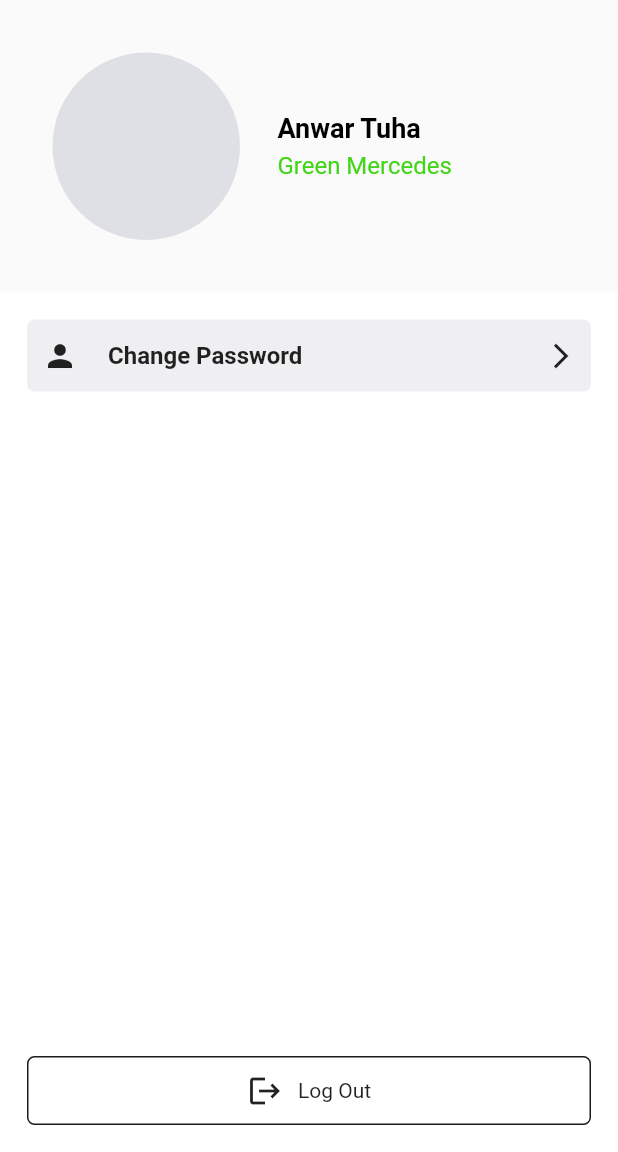
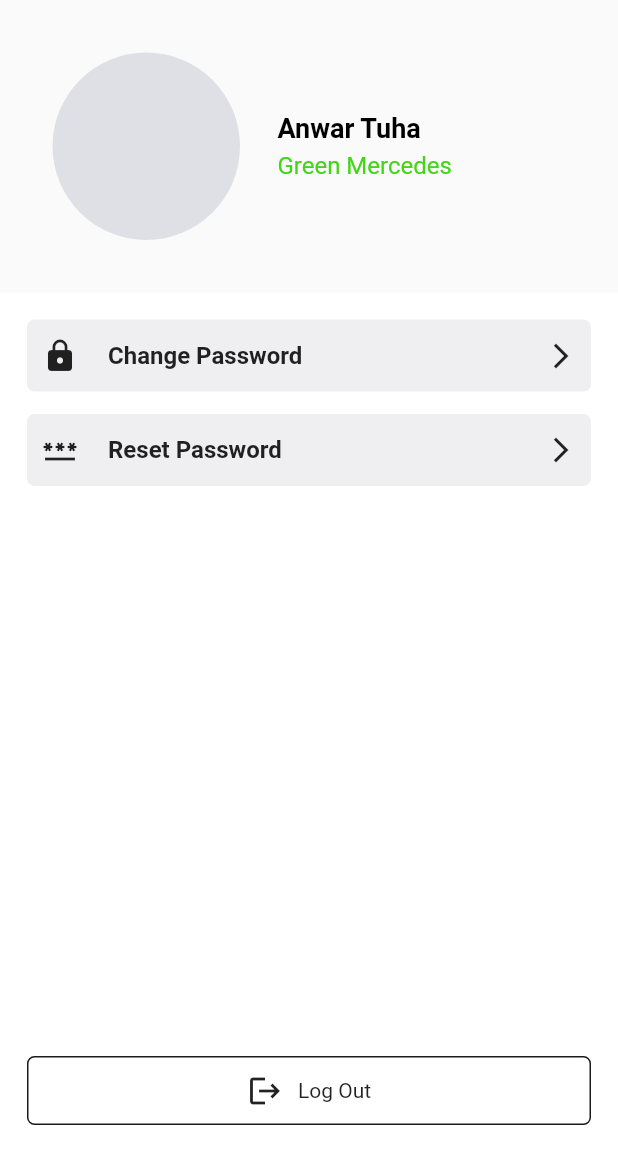
Before and after one commit to Haileman11/lastmile_delivery, a Flutter app: the ProfilePageView screen opened by its route, on a phone screen of 412 x 824 dp, the part 84-1236 px from its top. Run offline on Flutter 3.47's test engine with Material 2 defaults, Android fonts, the phone set to English and light mode, and no system bars; our stand-ins replace bloc, country_code_picker, dartz, dio, dotted_line, equatable and 15 more; missing offline and left inert: flutter_background_service, flutter_polyline_points, geolocator_platform_interface; accounts and stored records are empty; network calls fail; Roboto replaces fonts that are missing (Raleway).

Commit message:
<feat>: DN-378 added reset password page and send reset link page - Added send password link to auth repository and service classes

```diff
--- a/lib/src/config/routes/app_routes.dart
+++ b/lib/src/config/routes/app_routes.dart
@@ -19,4 +19,6 @@ class AppRoutes {
   static const signingInPageRoute = '/signing-in-page';
   static const profilePageRoute = '/profile-page';
   static const changePasswordPageRoute = '/change-password-page';
+  static const resetPasswordPageRoute = '/reset-password-page';
+  static const sendResetLinkPageRoute = '/send-reset-link-page';
 }
--- a/lib/src/data/models/driver.dart
+++ b/lib/src/data/models/driver.dart
@@ -17,6 +17,8 @@ class DriverModel {
   final bool isAvailable;
   @HiveField(4)
   final String status;
+  @HiveField(5)
+  final String email;
 
   DriverModel({
     required this.id,
@@ -24,6 +26,7 @@ class DriverModel {
     required this.phoneNumber,
     required this.isAvailable,
     required this.status,
+    required this.email,
   });
 
   Map<String, dynamic> toMap() {
@@ -33,6 +36,7 @@ class DriverModel {
       'phoneNumber': phoneNumber,
       'isAvailable': isAvailable,
       'status': status,
+      'email': email,
     };
   }
 
@@ -43,6 +47,7 @@ class DriverModel {
       phoneNumber: map['phoneNumber'] as String,
       isAvailable: map['isAvailable'] as bool,
       status: map['status'] as String,
+      email: map['email'] as String,
     );
   }
 
@@ -57,6 +62,7 @@ class DriverModel {
     String? phoneNumber,
     bool? isAvailable,
     String? status,
+    String? email,
   }) {
     return DriverModel(
       id: id ?? this.id,
@@ -64,12 +70,13 @@ class DriverModel {
       phoneNumber: phoneNumber ?? this.phoneNumber,
       isAvailable: isAvailable ?? this.isAvailable,
       status: status ?? this.status,
+      email: email ?? this.email,
     );
   }
 
   @override
   String toString() {
-    return 'DriverModel(id: $id, name: $name, phoneNumber: $phoneNumber, isAvailable: $isAvailable, status: $status)';
+    return 'DriverModel(id: $id, name: $name, phoneNumber: $phoneNumber, isAvailable: $isAvailable, status: $status, email: $email)';
   }
 
   @override
@@ -80,7 +87,8 @@ class DriverModel {
         other.name == name &&
         other.phoneNumber == phoneNumber &&
         other.isAvailable == isAvailable &&
-        other.status == status;
+        other.status == status &&
+        other.email == email;
   }
 
   @override
@@ -89,6 +97,7 @@ class DriverModel {
         name.hashCode ^
         phoneNumber.hashCode ^
         isAvailable.hashCode ^
-        status.hashCode;
+        status.hashCode ^
+        email.hashCode;
   }
 }
--- a/lib/src/domain/repositories/auth_repository.dart
+++ b/lib/src/domain/repositories/auth_repository.dart
@@ -6,9 +6,15 @@ import 'package:lastmile_mobile/src/data/models/driver.dart';
 abstract class AuthRepository {
   Future<Either<Failure, String>> registerDriver(
       RegisterDriverRequestParams params);
+
   Future<Either<Failure, DriverModel>> loginDriver(String phoneNumber);
+
   Future<Either<String, String>> verifyPhoneNumber(String code);
 
   Future<Either<Failure, String>> changePassword(
       String oldPassword, String newPassword);
+
+  Future<Either<Failure, String>> sendResetLink(String driverId);
+
+  Future<Either<Failure, String>> resetPassword(String newPassword);
 }
--- a/lib/src/injector.dart
+++ b/lib/src/injector.dart
@@ -10,7 +10,6 @@ import 'package:lastmile_mobile/src/data/repositories/base_location_repo_impl.da
 import 'package:lastmile_mobile/src/data/repositories/image_upload_repo_impl.dart';
 import 'package:lastmile_mobile/src/data/repositories/order_history_repo_impl.dart';
 import 'package:lastmile_mobile/src/domain/repositories/app_hive_repository.dart';
-import 'package:lastmile_mobile/src/data/repositories/notification.dart';
 import 'package:lastmile_mobile/src/domain/repositories/auth_repository.dart';
 import 'package:lastmile_mobile/src/domain/repositories/base_geolocation_repo.dart';
 import 'package:lastmile_mobile/src/domain/repositories/image_upload_repository.dart';
@@ -25,12 +24,12 @@ import 'package:lastmile_mobile/src/presentation/views/login_page/blocs/login/lo
 import 'package:lastmile_mobile/src/presentation/views/registration_page/bloc/blocs/image_upload/image_upload_bloc.dart';
 import 'package:lastmile_mobile/src/presentation/views/registration_page/bloc/blocs/register/register_bloc.dart';
 import 'package:lastmile_mobile/src/presentation/views/registration_page/bloc/blocs/verify_phone/verify_phone_bloc.dart';
+import 'package:lastmile_mobile/src/presentation/views/reset_password_page/blocs/send_reset_link/send_reset_link_bloc.dart';
 import 'package:socket_io_client/socket_io_client.dart';
 
 import 'data/datasources/local/app_hive_service.dart';
 import 'data/models/driver.dart';
 import 'presentation/views/home_page/blocs/order_cancellation/order_cancellation_bloc.dart';
-import 'domain/repositories/notification.dart';
 import 'presentation/views/home_page/blocs/polylines/polyline_bloc.dart';
 import 'presentation/views/home_page/blocs/task/task_bloc.dart';
 import 'presentation/views/order_history/blocs/order_history/order_history_bloc.dart';
@@ -88,5 +87,6 @@ Future<void> initializeDependencies() async {
     ..registerFactory<RegisterBloc>(() => RegisterBloc(injector()))
     ..registerFactory<VerifyPhoneBloc>(() => VerifyPhoneBloc(injector()))
     ..registerFactory<LoginBloc>(() => LoginBloc(injector()))
-    ..registerFactory<ChangePasswordBloc>(() => ChangePasswordBloc(injector()));
+    ..registerFactory<ChangePasswordBloc>(() => ChangePasswordBloc(injector()))
+    ..registerFactory<SendResetLinkBloc>(() => SendResetLinkBloc(injector()));
 }
--- a/lib/src/presentation/views/profile_page/widgets/profile_menu_item.dart
+++ b/lib/src/presentation/views/profile_page/widgets/profile_menu_item.dart
@@ -6,10 +6,12 @@ class ProfileMenuItem extends StatelessWidget {
     Key? key,
     required this.title,
     required this.onTap,
+    required this.icon,
   }) : super(key: key);
 
   final String title;
   final VoidCallback onTap;
+  final IconData icon;
 
   @override
   Widget build(BuildContext context) {
@@ -27,14 +29,14 @@ class ProfileMenuItem extends StatelessWidget {
           mainAxisAlignment: MainAxisAlignment.spaceBetween,
           children: [
             Row(
-              children: const [
-                Icon(Icons.person),
-                SizedBox(
+              children: [
+                Icon(icon),
+                const SizedBox(
                   width: 20.0,
                 ),
                 Text(
-                  'Change Password',
-                  style: TextStyle(
+                  title,
+                  style: const TextStyle(
                     fontWeight: FontWeight.w600,
                     fontSize: AppFontSizes.font_size_16,
                   ),
--- a/lib/src/presentation/views/profile_page/widgets/profile_menu_items.dart
+++ b/lib/src/presentation/views/profile_page/widgets/profile_menu_items.dart
@@ -2,6 +2,7 @@ import 'package:flutter/material.dart';
 import 'package:lastmile_mobile/src/config/routes/app_routes.dart';
 import 'package:lastmile_mobile/src/config/themes/app_themes.dart';
 import 'package:lastmile_mobile/src/core/utils/navigations.dart';
+import 'package:lastmile_mobile/src/presentation/common/app_dialog.dart';
 import 'package:lastmile_mobile/src/presentation/views/profile_page/widgets/profile_menu_item.dart';
 
 import 'log_out_button.dart';
@@ -23,12 +24,35 @@ class ProfileMenuItems extends StatelessWidget {
           mainAxisSize: MainAxisSize.max,
           children: [
             ProfileMenuItem(
-                key: const Key('UPDATE_PASSWORD'),
-                title: 'Change Password',
-                onTap: () {
-                  NavigationService.instance
-                      .navigateTo(AppRoutes.changePasswordPageRoute, context);
-                }),
+              key: const Key('UPDATE_PASSWORD'),
+              title: 'Change Password',
+              onTap: () {
+                NavigationService.instance
+                    .navigateTo(AppRoutes.changePasswordPageRoute, context);
+              },
+              icon: Icons.lock,
+            ),
+            const SizedBox(height: 15.0),
+            ProfileMenuItem(
+              key: const Key('RESET_PASSWORD'),
+              title: 'Reset Password',
+              onTap: () {
+                showDialog(
+                    context: context,
+                    builder: (context) {
+                      return AppDialog(
+                        optionTitle: 'continue',
+                        message: 'Are you sure you want reset your password?',
+                        onTap: () {
+                          Navigator.pop(context);
+                          NavigationService.instance.navigateTo(
+                              AppRoutes.sendResetLinkPageRoute, context);
+                        },
+                      );
+                    });
+              },
+              icon: Icons.password,
+            ),
             const Expanded(child: SizedBox()),
             const LogOutButton(),
           ],
--- /dev/null
+++ b/lib/src/presentation/views/reset_password_page/blocs/send_reset_link/send_reset_link_bloc.dart
@@ -0,0 +1,22 @@
+import 'package:bloc/bloc.dart';
+import 'package:equatable/equatable.dart';
+import 'package:lastmile_mobile/src/domain/repositories/auth_repository.dart';
+
+part 'send_reset_link_event.dart';
+part 'send_reset_link_state.dart';
+
+class SendResetLinkBloc extends Bloc<SendResetLinkEvent, SendResetLinkState> {
+  final AuthRepository _authRepository;
+
+  SendResetLinkBloc(this._authRepository)
+      : super(const SendResetLinkInitial()) {
+    on<SendResetLink>((event, emit) async {
+      emit(const SendResetLinkLoading());
+      final result = await _authRepository.sendResetLink(event.driverId);
+      result.fold(
+        (l) => emit(const SendResetLinkError('Something went wrong')),
+        (r) => emit(const SendResetLinkDone()),
+      );
+    });
+  }
+}
--- /dev/null
+++ b/lib/src/presentation/views/reset_password_page/blocs/send_reset_link/send_reset_link_event.dart
@@ -0,0 +1,13 @@
+part of 'send_reset_link_bloc.dart';
+
+abstract class SendResetLinkEvent extends Equatable {
+  const SendResetLinkEvent();
+  @override
+  List<Object> get props => [];
+}
+
+class SendResetLink extends SendResetLinkEvent {
+  final String driverId;
+
+  const SendResetLink(this.driverId);
+}
--- /dev/null
+++ b/lib/src/presentation/views/reset_password_page/blocs/send_reset_link/send_reset_link_state.dart
@@ -0,0 +1,24 @@
+part of 'send_reset_link_bloc.dart';
+
+abstract class SendResetLinkState extends Equatable {
+  const SendResetLinkState();
+  @override
+  List<Object> get props => [];
+}
+
+class SendResetLinkInitial extends SendResetLinkState {
+  const SendResetLinkInitial();
+}
+
+class SendResetLinkLoading extends SendResetLinkState {
+  const SendResetLinkLoading();
+}
+
+class SendResetLinkDone extends SendResetLinkState {
+  const SendResetLinkDone();
+}
+
+class SendResetLinkError extends SendResetLinkState {
+  final String errorMessage;
+  const SendResetLinkError(this.errorMessage);
+}
```
Also changed, not shown: lib/main.dart (+14 -3 lines), lib/src/data/datasources/remote/auth_api_service.dart (+35 -0 lines), lib/src/data/repositories/auth_repo_impl.dart (+20 -0 lines), lib/src/presentation/views/login_page/login_page_view.dart (+0 -11 lines), lib/src/presentation/views/reset_password_page/reset_password_page.dart (added, +77 -0 lines), lib/src/presentation/views/reset_password_page/widgets/send_reset_link_view.dart (added, +97 -0 lines), lib/src/data/models/driver.g.dart, 3 other files.
